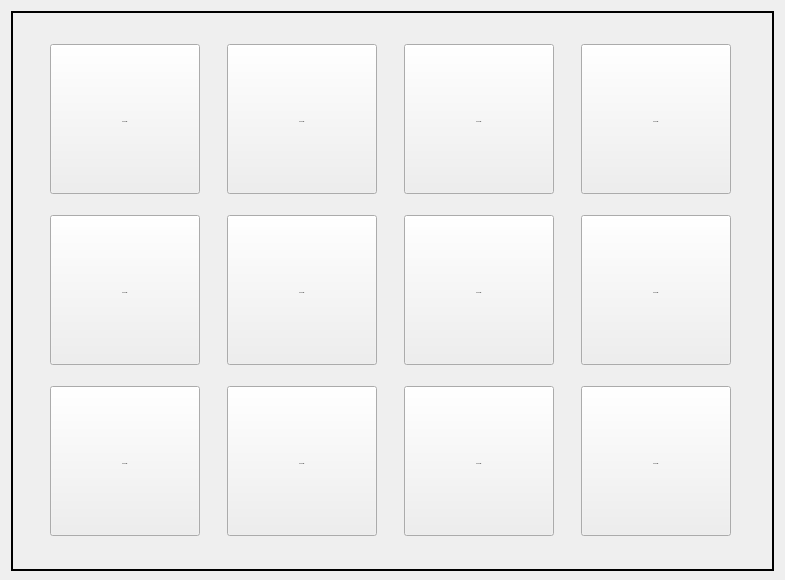
Above: plugins/shortcut/resources/ui_raw/shortcut_cliento.ui from Einthel/EL_GUI_BANDITO4 before the change. Below: the same form after it.
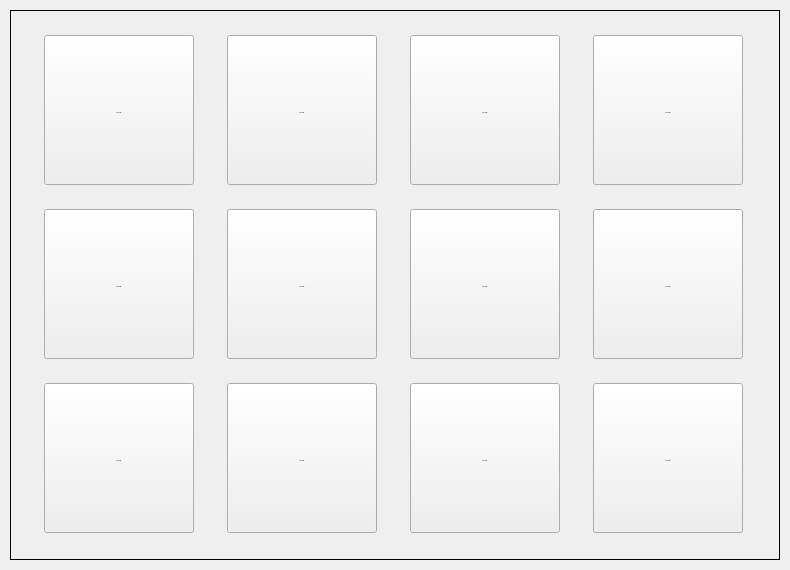
That is the form after the change.

Commit message:
feat: обновленный material design, расширенная логика tune/shortcut
Внедрена динамическая генерация стилей Material Design 2 для Client и Server.
Реализован полный мониторинг звука и громкости в реальном времени (плагин Tune).
Добавлен ручной ввод комбинаций клавиш и валидация (плагин Shortcut).
Оптимизирована структура проекта и механизм синхронизации конфигов.

What changed in the file:
```diff
--- a/plugins/shortcut/resources/ui_raw/shortcut_cliento.ui
+++ b/plugins/shortcut/resources/ui_raw/shortcut_cliento.ui
@@ -6,8 +6,8 @@
    <rect>
     <x>0</x>
     <y>0</y>
-    <width>785</width>
-    <height>580</height>
+    <width>790</width>
+    <height>570</height>
    </rect>
   </property>
   <property name="sizePolicy">
@@ -18,17 +18,35 @@
   </property>
   <property name="minimumSize">
    <size>
-    <width>785</width>
-    <height>580</height>
+    <width>790</width>
+    <height>570</height>
    </size>
   </property>
   <property name="maximumSize">
    <size>
-    <width>785</width>
-    <height>580</height>
+    <width>790</width>
+    <height>570</height>
    </size>
   </property>
+  <property name="styleSheet">
+   <string notr="true"/>
+  </property>
   <layout class="QVBoxLayout" name="verticalLayout">
+   <property name="spacing">
+    <number>5</number>
+   </property>
+   <property name="leftMargin">
+    <number>0</number>
+   </property>
+   <property name="topMargin">
+    <number>0</number>
+   </property>
+   <property name="rightMargin">
+    <number>0</number>
+   </property>
+   <property name="bottomMargin">
+    <number>0</number>
+   </property>
    <item>
     <widget class="QStackedWidget" name="Button_stackedWidget">
      <property name="enabled">
@@ -42,8 +60,14 @@
      </property>
      <property name="minimumSize">
       <size>
-       <width>760</width>
-       <height>560</height>
+       <width>790</width>
+       <height>570</height>
+      </size>
+     </property>
+     <property name="maximumSize">
+      <size>
+       <width>790</width>
+       <height>570</height>
       </size>
      </property>
      <property name="baseSize">
@@ -69,17 +93,20 @@
      <property name="layoutDirection">
       <enum>Qt::LayoutDirection::LeftToRight</enum>
      </property>
+     <property name="styleSheet">
+      <string notr="true"/>
+     </property>
      <property name="locale">
       <locale language="Russian" country="Russia"/>
      </property>
      <property name="frameShape">
-      <enum>QFrame::Shape::WinPanel</enum>
+      <enum>QFrame::Shape::NoFrame</enum>
      </property>
      <property name="frameShadow">
       <enum>QFrame::Shadow::Plain</enum>
      </property>
      <property name="lineWidth">
-      <number>1</number>
+      <number>0</number>
      </property>
      <property name="currentIndex">
       <number>0</number>
@@ -106,6 +133,9 @@
       <property name="autoFillBackground">
        <bool>false</bool>
       </property>
+      <property name="styleSheet">
+       <string notr="true"/>
+      </property>
       <layout class="QGridLayout" name="gridLayout_2">
        <property name="leftMargin">
         <number>10</number>
@@ -133,6 +163,18 @@
            <verstretch>0</verstretch>
           </sizepolicy>
          </property>
+         <property name="minimumSize">
+          <size>
+           <width>770</width>
+           <height>550</height>
+          </size>
+         </property>
+         <property name="maximumSize">
+          <size>
+           <width>770</width>
+           <height>550</height>
+          </size>
+         </property>
          <property name="focusPolicy">
           <enum>Qt::FocusPolicy::TabFocus</enum>
          </property>
@@ -140,13 +182,13 @@
           <enum>Qt::LayoutDirection::LeftToRight</enum>
          </property>
          <property name="frameShape">
-          <enum>QFrame::Shape::NoFrame</enum>
+          <enum>QFrame::Shape::Panel</enum>
          </property>
          <property name="frameShadow">
           <enum>QFrame::Shadow::Plain</enum>
          </property>
          <property name="lineWidth">
-          <number>2</number>
+          <number>1</number>
          </property>
          <property name="midLineWidth">
           <number>0</number>
```
The commit also changes 55 other files.
